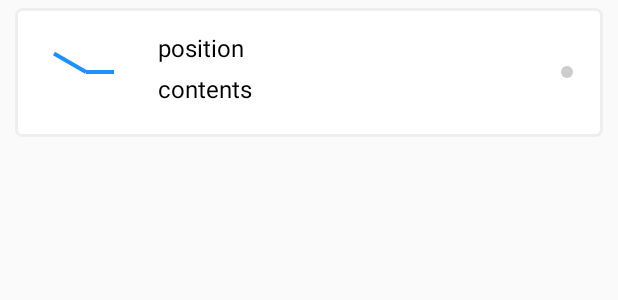
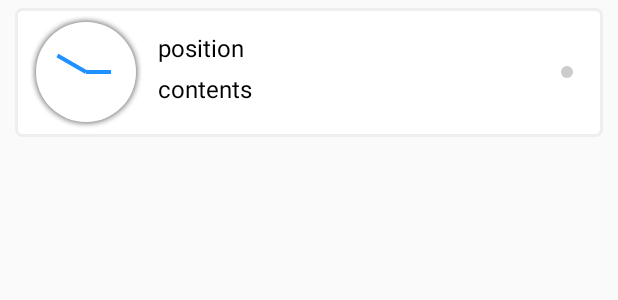
Before and after one commit to HeahterCl/Design-and-Test-of-Software, an Android app: the layout list_item.xml on its own in the app's theme, with its tools: preview values and no code run, on a phone screen of 412 x 824 dp. Shown: the top 300 px of the screen. Run offline under Robolectric (Android 15) with nearby library versions, the phone set to English and light mode, and no system bars.

Commit message:
ClockView 添加阴影

```diff
--- a/CourseFinalProject/app/src/main/java/courseproject/huangyuming/CustomView/ClockView.java
+++ b/CourseFinalProject/app/src/main/java/courseproject/huangyuming/CustomView/ClockView.java
@@ -2,6 +2,7 @@ package courseproject.huangyuming.CustomView;
 
 import android.content.Context;
 import android.graphics.Canvas;
+import android.graphics.Color;
 import android.graphics.Paint;
 import android.util.AttributeSet;
 import android.view.View;
@@ -83,6 +84,9 @@ public class ClockView extends View {
             minuteRad = Math.PI/2-2*Math.PI/60*minute;
         }
 
+        boardPaint.setShadowLayer(radius/10, 0, 0, Color.GRAY);
+        setLayerType(LAYER_TYPE_SOFTWARE, boardPaint);
+
         // 绘制的顺序一定不能调换！！！！！！！！！！！！！！
         canvas.drawCircle(width/2, height/2, radius, boardPaint);// 小圆
         canvas.drawLine(width/2, height/2, (float) ( width/2+hourPointerLength*Math.cos(hourRad) ), (float) ( height/2-hourPointerLength*Math.sin(hourRad) ), pointerPaint);
@@ -98,6 +102,7 @@ public class ClockView extends View {
         height = getDefaultSize(getSuggestedMinimumHeight(), heightMeasureSpec);
 
         radius = width < height ? width/2 : height/2;
+        radius = radius*10/11;
 
         hourPointerLength = radius/2;
         minutePointerLength = radius*2/3;
```
